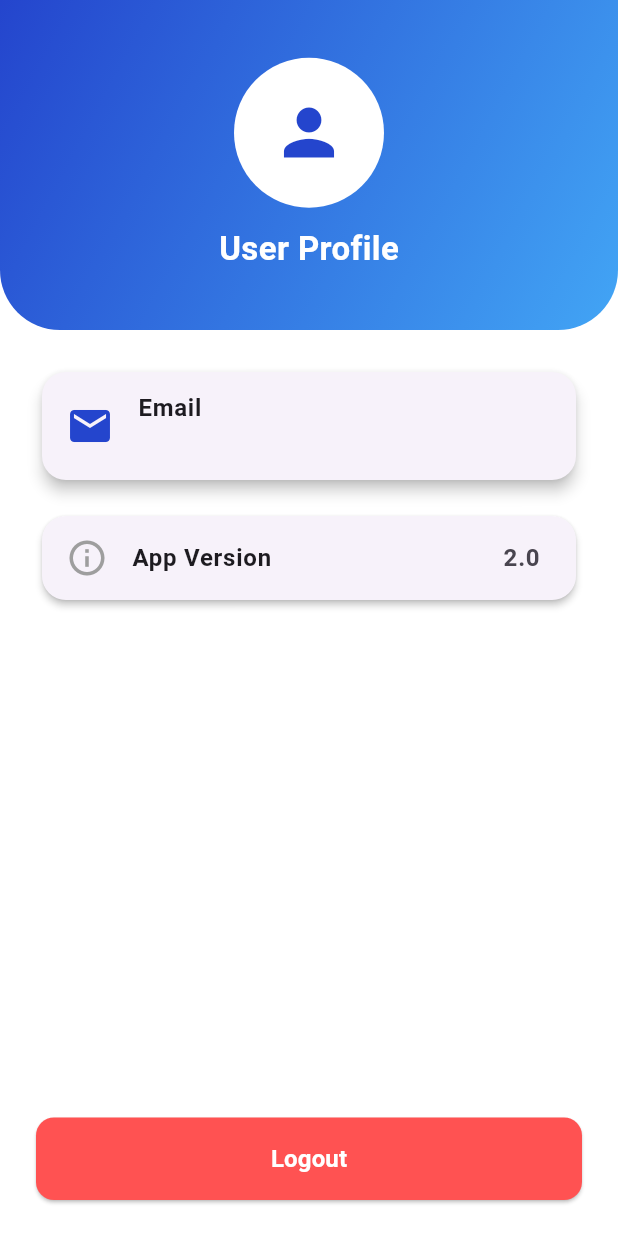
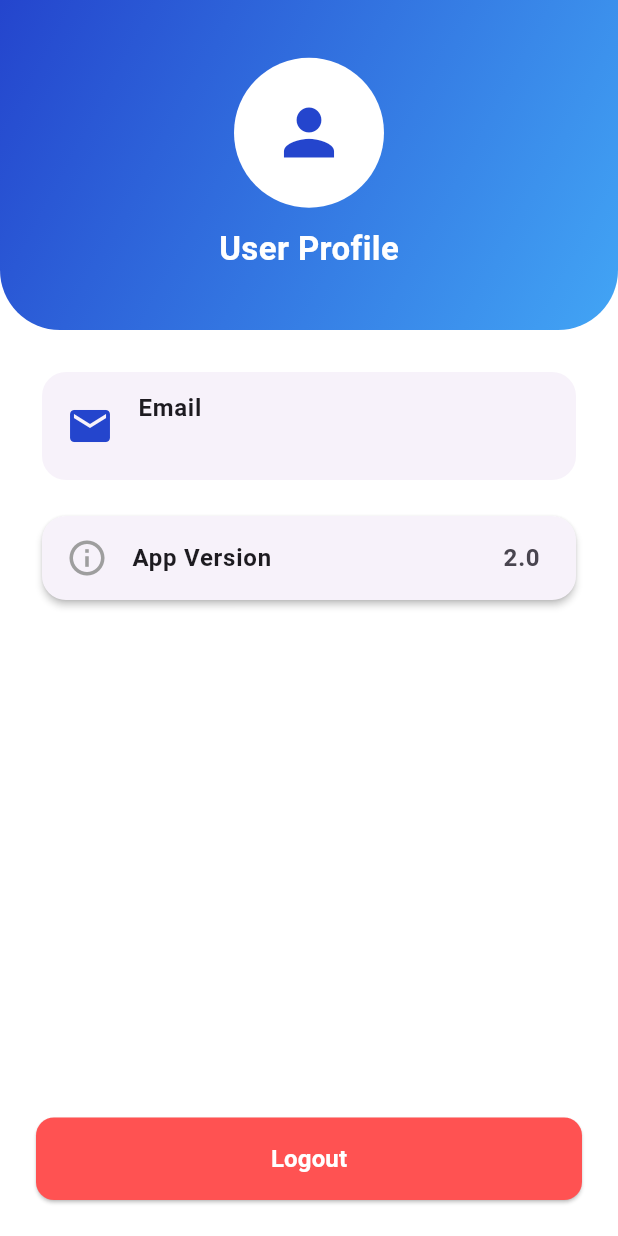
Before and after one commit to barjizdrxtx/acculead_sales, a Flutter app: the ProfilePage screen opened directly, on a phone screen of 412 x 824 dp. Run offline on Flutter 3.47's test engine with Material 3 defaults, Android fonts, the phone set to English and light mode, and no system bars; our stand-ins replace country_picker, fl_chart, fluttertoast, permission_handler, shared_preferences; missing offline and left inert: call_log, flutter_phone_direct_caller; accounts and stored records are empty; network calls fail.

Commit message:
first commit

```diff
--- a/lib/profile/Profile.dart
+++ b/lib/profile/Profile.dart
@@ -174,7 +174,7 @@ class _ProfilePageState extends State<ProfilePage> {
                   Padding(
                     padding: const EdgeInsets.symmetric(horizontal: 24.0),
                     child: Card(
-                      elevation: 4,
+                      elevation: 0,
                       shape: RoundedRectangleBorder(
                         borderRadius: BorderRadius.circular(16),
                       ),
```
